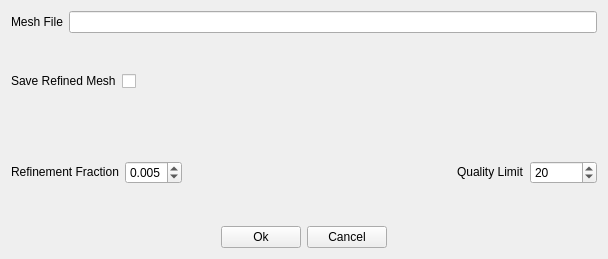
Above: src/OpenParEMg/MeshOptions.ui from OpenParEM/OpenParEM before the change. Below: the same form after it.
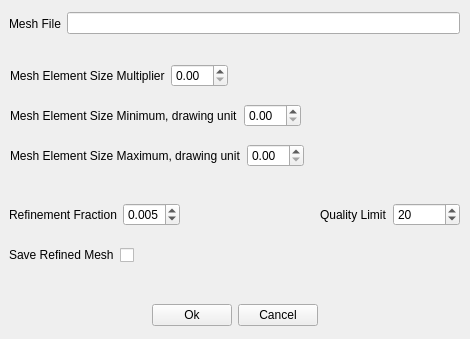
That is the form after the change.

Commit message: added mesher controls for scale, min and max mesh element sizes

```diff
--- a/src/OpenParEMg/MeshOptions.ui
+++ b/src/OpenParEMg/MeshOptions.ui
@@ -6,8 +6,8 @@
    <rect>
     <x>0</x>
     <y>0</y>
-    <width>608</width>
-    <height>259</height>
+    <width>470</width>
+    <height>339</height>
    </rect>
   </property>
   <property name="sizePolicy">
@@ -19,8 +19,123 @@
   <property name="windowTitle">
    <string>Mesh Options</string>
   </property>
-  <layout class="QVBoxLayout" name="verticalLayout">
+  <widget class="QWidget" name="horizontalLayoutWidget">
+   <property name="geometry">
+    <rect>
+     <x>10</x>
+     <y>60</y>
+     <width>451</width>
+     <height>31</height>
+    </rect>
+   </property>
+   <layout class="QHBoxLayout" name="horizontalLayout_2">
    <item>
+     <widget class="QLabel" name="label">
+      <property name="toolTip">
+       <string>Scales the mesh size up (for a less dense, smaller mesh) or down (for a more dense, larger mesh).</string>
+      </property>
+      <property name="text">
+       <string>Mesh Element Size Multiplier</string>
+      </property>
+     </widget>
+    </item>
+    <item>
+     <widget class="QDoubleSpinBox" name="meshSizeMultiplier"/>
+    </item>
+    <item>
+     <spacer name="horizontalSpacer_4">
+      <property name="orientation">
+       <enum>Qt::Orientation::Horizontal</enum>
+      </property>
+      <property name="sizeHint" stdset="0">
+       <size>
+        <width>40</width>
+        <height>20</height>
+       </size>
+      </property>
+     </spacer>
+    </item>
+   </layout>
+  </widget>
+  <widget class="QWidget" name="horizontalLayoutWidget_2">
+   <property name="geometry">
+    <rect>
+     <x>10</x>
+     <y>100</y>
+     <width>451</width>
+     <height>31</height>
+    </rect>
+   </property>
+   <layout class="QHBoxLayout" name="horizontalLayout_3">
+    <item>
+     <widget class="QLabel" name="label_6">
+      <property name="text">
+       <string>Mesh Element Size Minimum, drawing unit</string>
+      </property>
+     </widget>
+    </item>
+    <item>
+     <widget class="QDoubleSpinBox" name="meshMinElementSize"/>
+    </item>
+    <item>
+     <spacer name="horizontalSpacer_6">
+      <property name="orientation">
+       <enum>Qt::Orientation::Horizontal</enum>
+      </property>
+      <property name="sizeHint" stdset="0">
+       <size>
+        <width>40</width>
+        <height>20</height>
+       </size>
+      </property>
+     </spacer>
+    </item>
+   </layout>
+  </widget>
+  <widget class="QWidget" name="horizontalLayoutWidget_3">
+   <property name="geometry">
+    <rect>
+     <x>10</x>
+     <y>140</y>
+     <width>451</width>
+     <height>31</height>
+    </rect>
+   </property>
+   <layout class="QHBoxLayout" name="horizontalLayout_6">
+    <item>
+     <widget class="QLabel" name="label_7">
+      <property name="text">
+       <string>Mesh Element Size Maximum, drawing unit</string>
+      </property>
+     </widget>
+    </item>
+    <item>
+     <widget class="QDoubleSpinBox" name="meshMaxElementSize"/>
+    </item>
+    <item>
+     <spacer name="horizontalSpacer_7">
+      <property name="orientation">
+       <enum>Qt::Orientation::Horizontal</enum>
+      </property>
+      <property name="sizeHint" stdset="0">
+       <size>
+        <width>40</width>
+        <height>20</height>
+       </size>
+      </property>
+     </spacer>
+    </item>
+   </layout>
+  </widget>
+  <widget class="QWidget" name="">
+   <property name="geometry">
+    <rect>
+     <x>9</x>
+     <y>10</y>
+     <width>451</width>
+     <height>27</height>
+    </rect>
+   </property>
     <layout class="QHBoxLayout" name="horizontalLayout_4">
      <item>
       <widget class="QLabel" name="label_2">
@@ -40,8 +155,16 @@
       </widget>
      </item>
     </layout>
-   </item>
-   <item>
+  </widget>
+  <widget class="QWidget" name="">
+   <property name="geometry">
+    <rect>
+     <x>9</x>
+     <y>240</y>
+     <width>451</width>
+     <height>31</height>
+    </rect>
+   </property>
     <layout class="QHBoxLayout" name="horizontalLayout">
      <item alignment="Qt::AlignmentFlag::AlignVCenter">
       <widget class="QLabel" name="label_5">
@@ -83,8 +206,16 @@
       </spacer>
      </item>
     </layout>
-   </item>
-   <item>
+  </widget>
+  <widget class="QWidget" name="">
+   <property name="geometry">
+    <rect>
+     <x>9</x>
+     <y>200</y>
+     <width>451</width>
+     <height>30</height>
+    </rect>
+   </property>
     <layout class="QHBoxLayout" name="horizontalLayout_5">
      <item alignment="Qt::AlignmentFlag::AlignVCenter">
       <widget class="QLabel" name="label_3">
@@ -161,24 +292,16 @@
       </widget>
      </item>
     </layout>
-   </item>
-   <item>
-    <spacer name="verticalSpacer">
-     <property name="orientation">
-      <enum>Qt::Orientation::Vertical</enum>
-     </property>
-     <property name="sizeType">
-      <enum>QSizePolicy::Policy::Fixed</enum>
-     </property>
-     <property name="sizeHint" stdset="0">
-      <size>
-       <width>20</width>
-       <height>5</height>
-      </size>
-     </property>
-    </spacer>
-   </item>
-   <item>
+  </widget>
+  <widget class="QWidget" name="">
+   <property name="geometry">
+    <rect>
+     <x>9</x>
+     <y>300</y>
+     <width>451</width>
+     <height>31</height>
+    </rect>
+   </property>
     <layout class="QHBoxLayout" name="horizontalLayout_7">
      <item>
       <spacer name="horizontalSpacer">
@@ -233,8 +356,7 @@
       </spacer>
      </item>
     </layout>
-   </item>
-  </layout>
+  </widget>
  </widget>
  <resources/>
  <connections/>
```
Lines whose indentation alone changed are shown as unchanged. The commit also changes 8 other files.
